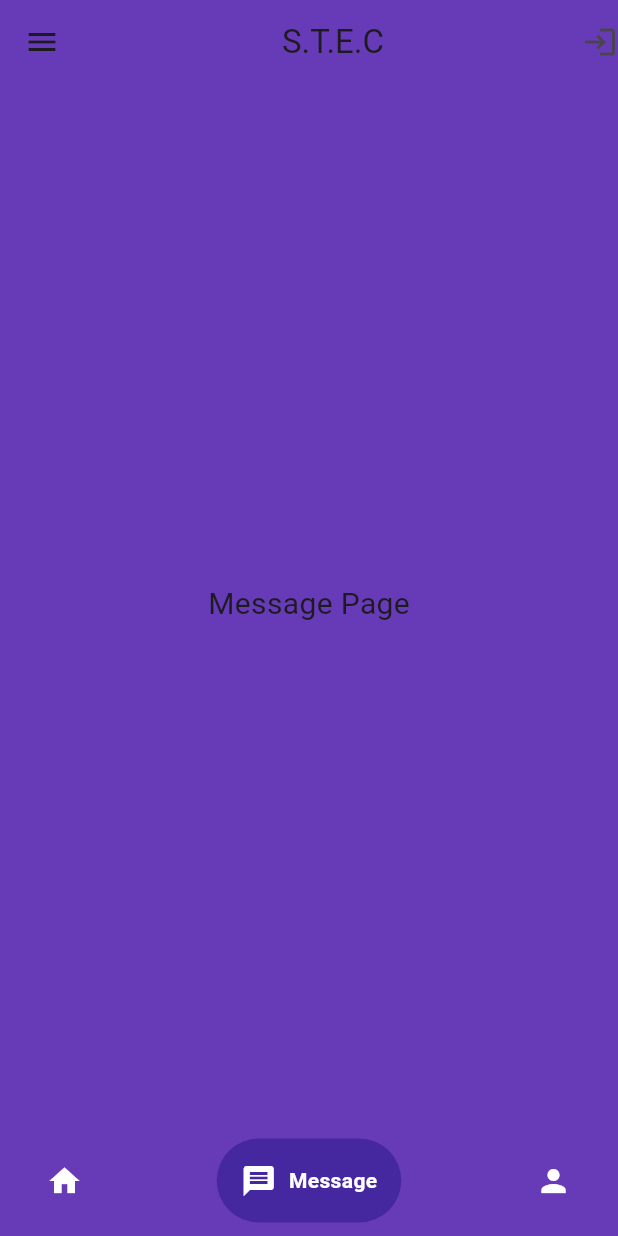
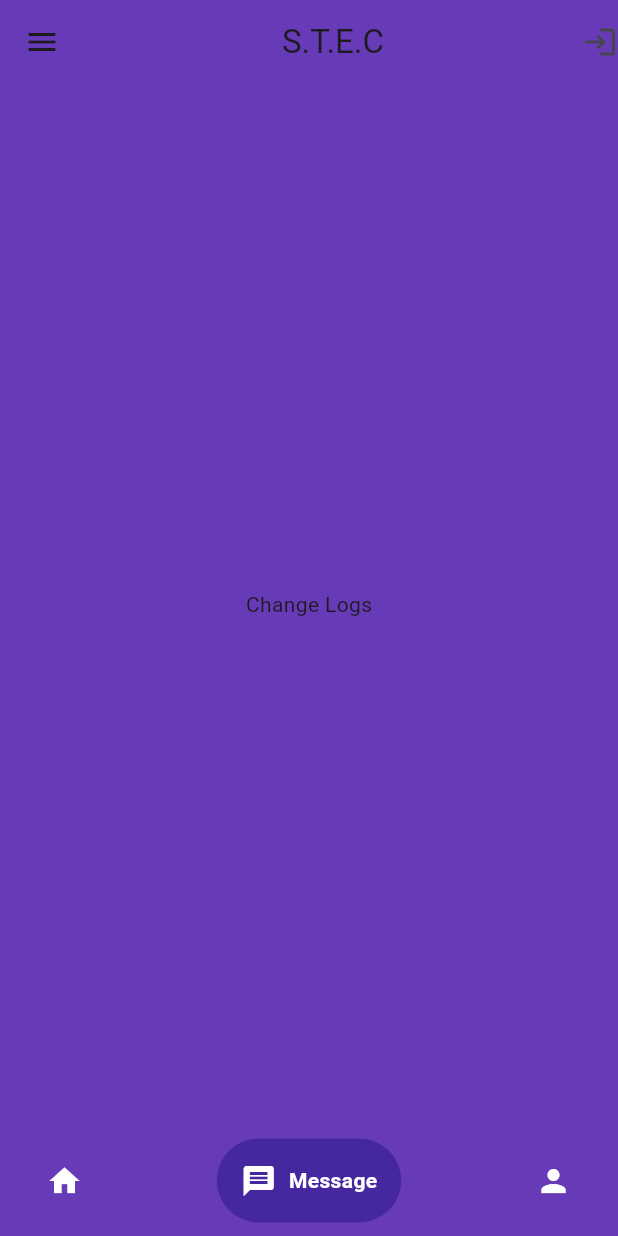
Before and after one commit to AmeyKuradeAK/Project-C, a Flutter app: the screen it shows after launch, item 2 of the bottom bar chosen, on a phone screen of 412 x 824 dp. Run offline on Flutter 3.47's test engine with Material 3 defaults, Android fonts, the phone set to English and light mode, and no system bars; drawn by our look-alikes of google_nav_bar.

Commit message:
Change Logs added in message page

```diff
--- a/lib/Pages/message_page/messagepage.dart
+++ b/lib/Pages/message_page/messagepage.dart
@@ -1,14 +1,17 @@
 import 'package:flutter/material.dart';
+import 'package:url_launcher/url_launcher.dart';
 
 class MessagePage extends StatelessWidget {
   const MessagePage({super.key});
 
   @override
   Widget build(BuildContext context) {
-    return const Center(
-      child: Text(
-        "Message Page",
-        style: TextStyle(fontSize: 20),
+    return Center(
+      child: Container(
+        child: InkWell(
+          onTap: () => launchUrl(Uri.parse('https://github.com/AmeyKuradeAK/Project-C')),
+          child: Text("Change Logs"),
+        ),
       ),
     );
   }
```
